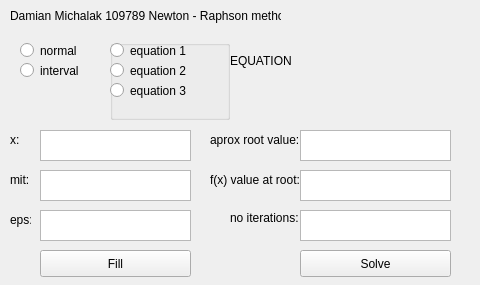
Above: newton_rhapson/mainwindow.ui from tymbark/NewtonRaphson before the change. Below: the same form after it.
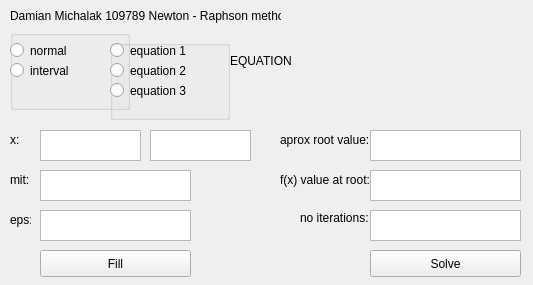
That is the form after the change.

Commit message: changed ui, added interval class

What changed in the file:
```diff
--- a/newton_rhapson/mainwindow.ui
+++ b/newton_rhapson/mainwindow.ui
@@ -6,7 +6,7 @@
    <rect>
     <x>0</x>
     <y>0</y>
-    <width>480</width>
+    <width>533</width>
     <height>285</height>
    </rect>
   </property>
@@ -30,7 +30,7 @@
    <widget class="QPushButton" name="button_solve">
     <property name="geometry">
      <rect>
-      <x>300</x>
+      <x>370</x>
       <y>250</y>
       <width>151</width>
       <height>27</height>
@@ -40,38 +40,12 @@
      <string>Solve</string>
     </property>
    </widget>
-   <widget class="QRadioButton" name="radioButton_normal">
-    <property name="geometry">
-     <rect>
-      <x>20</x>
-      <y>40</y>
-      <width>92</width>
-      <height>21</height>
-     </rect>
-    </property>
-    <property name="text">
-     <string>normal</string>
-    </property>
-   </widget>
-   <widget class="QRadioButton" name="radioButton_interval">
-    <property name="geometry">
-     <rect>
-      <x>20</x>
-      <y>60</y>
-      <width>92</width>
-      <height>21</height>
-     </rect>
-    </property>
-    <property name="text">
-     <string>interval</string>
-    </property>
-   </widget>
    <widget class="QTextEdit" name="textEdit_x">
     <property name="geometry">
      <rect>
       <x>40</x>
       <y>130</y>
-      <width>151</width>
+      <width>101</width>
       <height>31</height>
      </rect>
     </property>
@@ -138,7 +112,7 @@
    <widget class="QTextEdit" name="textEdit_result">
     <property name="geometry">
      <rect>
-      <x>300</x>
+      <x>370</x>
       <y>130</y>
       <width>151</width>
       <height>31</height>
@@ -148,7 +122,7 @@
    <widget class="QTextEdit" name="textEdit_it">
     <property name="geometry">
      <rect>
-      <x>300</x>
+      <x>370</x>
       <y>210</y>
       <width>151</width>
       <height>31</height>
@@ -158,7 +132,7 @@
    <widget class="QTextEdit" name="textEdit_fatx">
     <property name="geometry">
      <rect>
-      <x>300</x>
+      <x>370</x>
       <y>170</y>
       <width>151</width>
       <height>31</height>
@@ -168,7 +142,7 @@
    <widget class="QLabel" name="label_4">
     <property name="geometry">
      <rect>
-      <x>210</x>
+      <x>280</x>
       <y>130</y>
       <width>91</width>
       <height>20</height>
@@ -181,7 +155,7 @@
    <widget class="QLabel" name="label_5">
     <property name="geometry">
      <rect>
-      <x>210</x>
+      <x>280</x>
       <y>170</y>
       <width>91</width>
       <height>20</height>
@@ -194,7 +168,7 @@
    <widget class="QLabel" name="label_6">
     <property name="geometry">
      <rect>
-      <x>230</x>
+      <x>300</x>
       <y>210</y>
       <width>71</width>
       <height>16</height>
@@ -220,8 +194,8 @@
    <widget class="QLabel" name="label_check">
     <property name="geometry">
      <rect>
-      <x>40</x>
-      <y>109</y>
+      <x>70</x>
+      <y>90</y>
       <width>411</width>
       <height>21</height>
      </rect>
@@ -295,6 +269,59 @@
      <string>Fill</string>
     </property>
    </widget>
+   <widget class="QTextEdit" name="textEdit_x_2">
+    <property name="geometry">
+     <rect>
+      <x>150</x>
+      <y>130</y>
+      <width>101</width>
+      <height>31</height>
+     </rect>
+    </property>
+   </widget>
+   <widget class="QGroupBox" name="groupBox_2">
+    <property name="geometry">
+     <rect>
+      <x>10</x>
+      <y>30</y>
+      <width>120</width>
+      <height>80</height>
+     </rect>
+    </property>
+    <property name="title">
+     <string/>
+    </property>
+    <widget class="QRadioButton" name="radioButton_normal">
+     <property name="geometry">
+      <rect>
+       <x>0</x>
+       <y>10</y>
+       <width>92</width>
+       <height>21</height>
+      </rect>
+     </property>
+     <property name="text">
+      <string>normal</string>
+     </property>
+    </widget>
+    <widget class="QRadioButton" name="radioButton_interval">
+     <property name="geometry">
+      <rect>
+       <x>0</x>
+       <y>30</y>
+       <width>92</width>
+       <height>21</height>
+      </rect>
+     </property>
+     <property name="text">
+      <string>interval</string>
+     </property>
+    </widget>
+    <zorder>radioButton_normal</zorder>
+    <zorder>radioButton_interval</zorder>
+    <zorder>radioButton_normal</zorder>
+    <zorder>radioButton_interval</zorder>
+   </widget>
   </widget>
  </widget>
  <layoutdefault spacing="6" margin="11"/>
```
Left out of the diff: 4 changed lines with no effect on the pictures. The commit also changes 46 other files.
